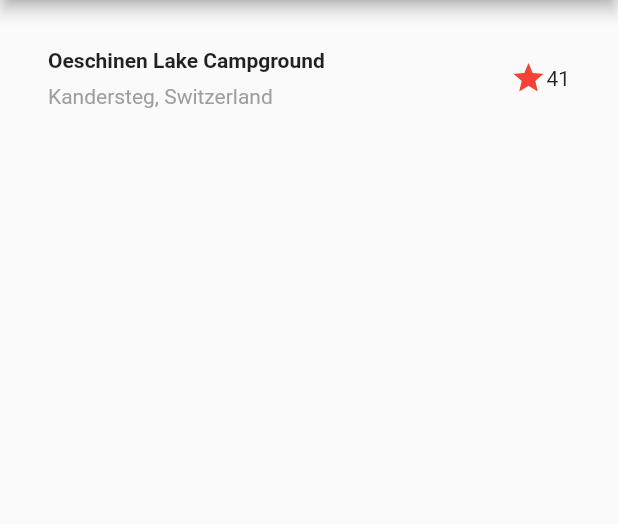
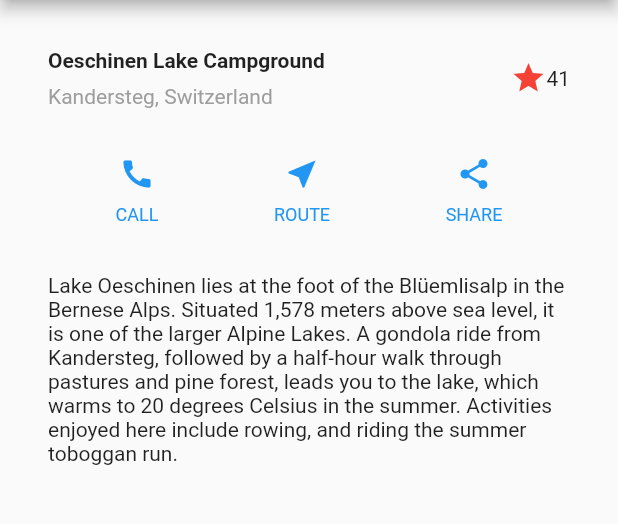
Before and after one commit to masonfibkins/flutter-interview-layout, a Flutter app: the screen it shows after launch, on a phone screen of 412 x 824 dp, the part 84-608 px from its top. Run offline on Flutter 3.47's test engine with Material 2 defaults, Android fonts, the phone set to English and light mode, and no system bars.

Commit message:
added textsection and directory for images

```diff
--- a/interview_layout/lib/main.dart
+++ b/interview_layout/lib/main.dart
@@ -50,6 +50,28 @@
         ],
       ),
     );
+    Color color = Theme.of(context).primaryColor;
+
+    Widget buttonSection = Row(
+      mainAxisAlignment: MainAxisAlignment.spaceEvenly,
+      children: [
+        _buildButtonColumn(color, Icons.call, 'CALL'),
+        _buildButtonColumn(color, Icons.near_me, 'ROUTE'),
+        _buildButtonColumn(color, Icons.share, 'SHARE'),
+      ],
+    );
+    Widget textSection = const Padding(
+      padding: EdgeInsets.all(32),
+      child: Text(
+        'Lake Oeschinen lies at the foot of the Blüemlisalp in the Bernese '
+        'Alps. Situated 1,578 meters above sea level, it is one of the '
+        'larger Alpine Lakes. A gondola ride from Kandersteg, followed by a '
+        'half-hour walk through pastures and pine forest, leads you to the '
+        'lake, which warms to 20 degrees Celsius in the summer. Activities '
+        'enjoyed here include rowing, and riding the summer toboggan run.',
+        softWrap: true,
+      ),
+    );
     return MaterialApp(
       title: 'Flutter layout demo',
       home: Scaffold(
@@ -58,8 +80,31 @@
         ),
         body: Column(children: [
           titleSection,
+          buttonSection,
+          textSection,
         ]),
       ),
     );
   }
+
+  Column _buildButtonColumn(Color color, IconData icon, String label) {
+    return Column(
+      mainAxisSize: MainAxisSize.min,
+      mainAxisAlignment: MainAxisAlignment.center,
+      children: [
+        Icon(icon, color: color),
+        Container(
+          margin: const EdgeInsets.only(top: 8),
+          child: Text(
+            label,
+            style: TextStyle(
+              fontSize: 12,
+              fontWeight: FontWeight.w400,
+              color: color,
+            ),
+          ),
+        ),
+      ],
+    );
+  }
 }
--- a/interview_layout/pubspec.yaml
+++ b/interview_layout/pubspec.yaml
@@ -57,6 +57,9 @@
   # the material Icons class.
   uses-material-design: true
 
+  assets:
+    - images/lake.jpg
+
   # To add assets to your application, add an assets section, like this:
   # assets:
   #   - images/a_dot_burr.jpeg
```
Also changed, not shown: images/lake.jpeg (added).
